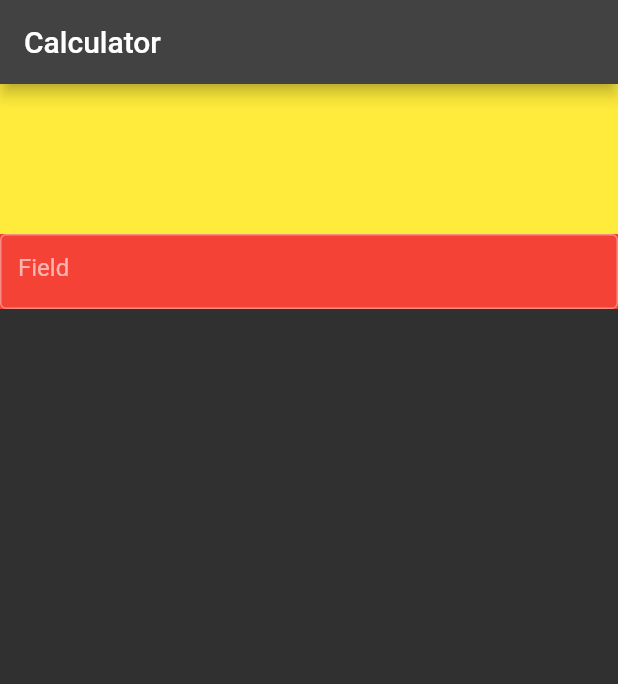
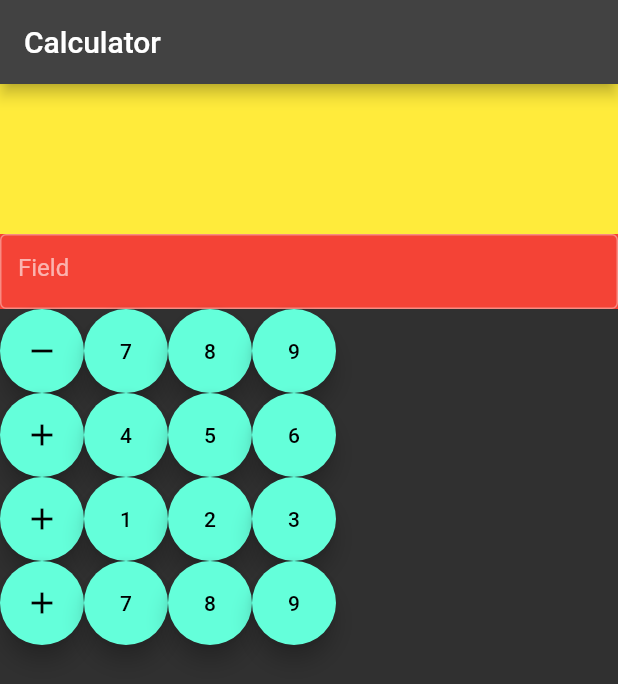
Before and after one commit to Math376i/calculatorAssignment, a Flutter app: the screen it shows after launch, on a phone screen of 412 x 824 dp. Shown: the top 684 px of the screen. Run offline on Flutter 3.47's test engine with Material 2 defaults, Android fonts, the phone set to English and light mode, and no system bars.

Commit message:
Knapper tilfoeget

```diff
--- a/lib/main.dart
+++ b/lib/main.dart
@@ -31,7 +31,9 @@ class _calculatorScreen extends State<CalculatorScreen> {
       appBar: AppBar(title: const Text('Calculator')),
       body: Column(children: [
         _inputfield(Colors.yellow),
-        _calculatorInput()]),
+        _calculatorInput(),
+        _numPad()
+      ]),
     );
   }
 
@@ -44,6 +46,109 @@ class _calculatorScreen extends State<CalculatorScreen> {
         ),
       ),
     ]);
+  }
+
+  Column _numPad() {
+    return Column(
+      children: [
+        Row(
+          children: [
+            FloatingActionButton(
+              onPressed: _subtract,
+              tooltip: 'Subtract',
+              child: const Icon(Icons.remove),
+            ),
+            FloatingActionButton(
+              onPressed: inputSeven,
+              tooltip: '7',
+              child: const Text('7'),
+            ),
+            FloatingActionButton(
+              onPressed: inputSeven,
+              tooltip: '8',
+              child: const Text('8'),
+            ),
+            FloatingActionButton(
+              onPressed: inputSeven,
+              tooltip: '9',
+              child: const Text('9'),
+            ),
+          ],
+        ),
+        Row(
+          children: [
+            FloatingActionButton(
+              onPressed: _subtract,
+              tooltip: 'Subtract',
+              child: const Icon(Icons.add),
+            ),
+            FloatingActionButton(
+              onPressed: inputSeven,
+              tooltip: '4',
+              child: const Text('4'),
+            ),
+            FloatingActionButton(
+              onPressed: inputSeven,
+              tooltip: '5',
+              child: const Text('5'),
+            ),
+            FloatingActionButton(
+              onPressed: inputSeven,
+              tooltip: '6',
+              child: const Text('6'),
+            ),
+          ],
+        ),
+        Row(
+          children: [
+            FloatingActionButton(
+              onPressed: _subtract,
+              tooltip: 'Subtract',
+              child: const Icon(Icons.add),
+            ),
+            FloatingActionButton(
+              onPressed: inputSeven,
+              tooltip: '7',
+              child: const Text('1'),
+            ),
+            FloatingActionButton(
+              onPressed: inputSeven,
+              tooltip: '8',
+              child: const Text('2'),
+            ),
+            FloatingActionButton(
+              onPressed: inputSeven,
+              tooltip: '9',
+              child: const Text('3'),
+            ),
+          ],
+        ),
+        Row(
+          children: [
+            FloatingActionButton(
+              onPressed: _subtract,
+              tooltip: 'Subtract',
+              child: const Icon(Icons.add),
+            ),
+            FloatingActionButton(
+              onPressed: inputSeven,
+              tooltip: '7',
+              child: const Text('7'),
+            ),
+            FloatingActionButton(
+              onPressed: inputSeven,
+              tooltip: '8',
+              child: const Text('8'),
+            ),
+            FloatingActionButton(
+              onPressed: inputSeven,
+              tooltip: '9',
+              child: const Text('9'),
+            ),
+          ],
+        ),
+      ],
+    );
   }
 
   Column _calculatorInput() {
@@ -66,9 +171,13 @@ class _calculatorScreen extends State<CalculatorScreen> {
       children: [
         TextField(
           decoration:
-          InputDecoration(border: OutlineInputBorder(), hintText: 'Stack'),
+              InputDecoration(border: OutlineInputBorder(), hintText: 'Stack'),
         )
       ],
     );
   }
+
+  void inputSeven() {}
 }
+
+void _subtract() {}
```
